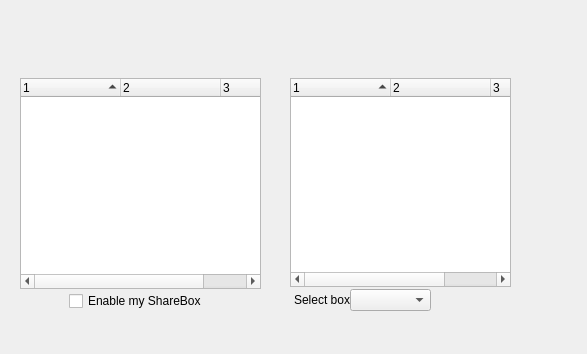
Old version of the form src/desktop/GuiShareBox.ui in the repository hwgao/beebeep.
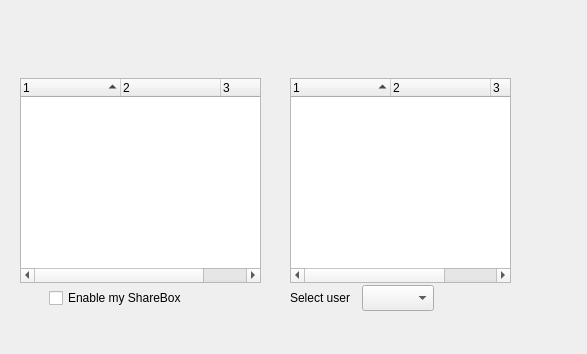
New version of the form. Icons and pictures are not drawn. Custom widgets are drawn as their Qt base class.

Commit message: Added a better usability in ShareBox interface

```diff
--- a/src/desktop/GuiShareBox.ui
+++ b/src/desktop/GuiShareBox.ui
@@ -140,6 +140,9 @@
     </item>
     <item row="2" column="0" colspan="5">
      <layout class="QHBoxLayout" name="horizontalLayout">
+      <property name="spacing">
+       <number>12</number>
+      </property>
       <item>
        <spacer name="horizontalSpacer">
         <property name="orientation">
@@ -155,6 +158,12 @@
       </item>
       <item>
        <widget class="QCheckBox" name="mp_cbEnableMyBox">
+        <property name="minimumSize">
+         <size>
+          <width>0</width>
+          <height>26</height>
+         </size>
+        </property>
         <property name="layoutDirection">
          <enum>Qt::LeftToRight</enum>
         </property>
@@ -164,21 +173,6 @@
        </widget>
       </item>
       <item>
-       <spacer name="horizontalSpacer_2">
-        <property name="orientation">
-         <enum>Qt::Horizontal</enum>
-        </property>
-        <property name="sizeHint" stdset="0">
-         <size>
-          <width>42</width>
-          <height>20</height>
-         </size>
-        </property>
-       </spacer>
-      </item>
-     </layout>
-    </item>
-    <item row="0" column="0">
      <widget class="QPushButton" name="mp_pbSelectMyBox">
       <property name="sizePolicy">
        <sizepolicy hsizetype="Fixed" vsizetype="Fixed">
@@ -219,6 +213,21 @@
       </property>
      </widget>
     </item>
+      <item>
+       <spacer name="horizontalSpacer_2">
+        <property name="orientation">
+         <enum>Qt::Horizontal</enum>
+        </property>
+        <property name="sizeHint" stdset="0">
+         <size>
+          <width>42</width>
+          <height>20</height>
+         </size>
+        </property>
+       </spacer>
+      </item>
+     </layout>
+    </item>
     <item row="1" column="0" colspan="6">
      <widget class="GuiShareBoxFileInfoList" name="mp_myBox">
       <property name="sortingEnabled">
@@ -455,6 +464,9 @@
     </item>
     <item row="2" column="0" colspan="3">
      <layout class="QHBoxLayout" name="horizontalLayout_2">
+      <property name="spacing">
+       <number>12</number>
+      </property>
       <item>
        <widget class="QLabel" name="mp_lUsers">
         <property name="sizePolicy">
@@ -466,11 +478,11 @@
         <property name="minimumSize">
          <size>
           <width>60</width>
-          <height>0</height>
+          <height>26</height>
          </size>
         </property>
         <property name="text">
-         <string>Select box</string>
+         <string>Select user</string>
         </property>
         <property name="alignment">
          <set>Qt::AlignRight|Qt::AlignTrailing|Qt::AlignVCenter</set>
@@ -485,6 +497,50 @@
           <verstretch>0</verstretch>
          </sizepolicy>
         </property>
+        <property name="minimumSize">
+         <size>
+          <width>0</width>
+          <height>26</height>
+         </size>
+        </property>
+       </widget>
+      </item>
+      <item>
+       <widget class="QPushButton" name="mp_pbUpdate">
+        <property name="sizePolicy">
+         <sizepolicy hsizetype="Fixed" vsizetype="Fixed">
+          <horstretch>0</horstretch>
+          <verstretch>0</verstretch>
+         </sizepolicy>
+        </property>
+        <property name="minimumSize">
+         <size>
+          <width>26</width>
+          <height>26</height>
+         </size>
+        </property>
+        <property name="maximumSize">
+         <size>
+          <width>26</width>
+          <height>26</height>
+         </size>
+        </property>
+        <property name="text">
+         <string/>
+        </property>
+        <property name="icon">
+         <iconset resource="../beebeep.qrc">
+          <normaloff>:/images/update.png</normaloff>:/images/update.png</iconset>
+        </property>
+        <property name="iconSize">
+         <size>
+          <width>24</width>
+          <height>26</height>
+         </size>
+        </property>
+        <property name="flat">
+         <bool>true</bool>
+        </property>
        </widget>
       </item>
       <item>
```
Left out of the diff: 3 changed lines with no effect on the pictures. Lines whose indentation alone changed are shown as unchanged. The commit also changes 7 other files.
